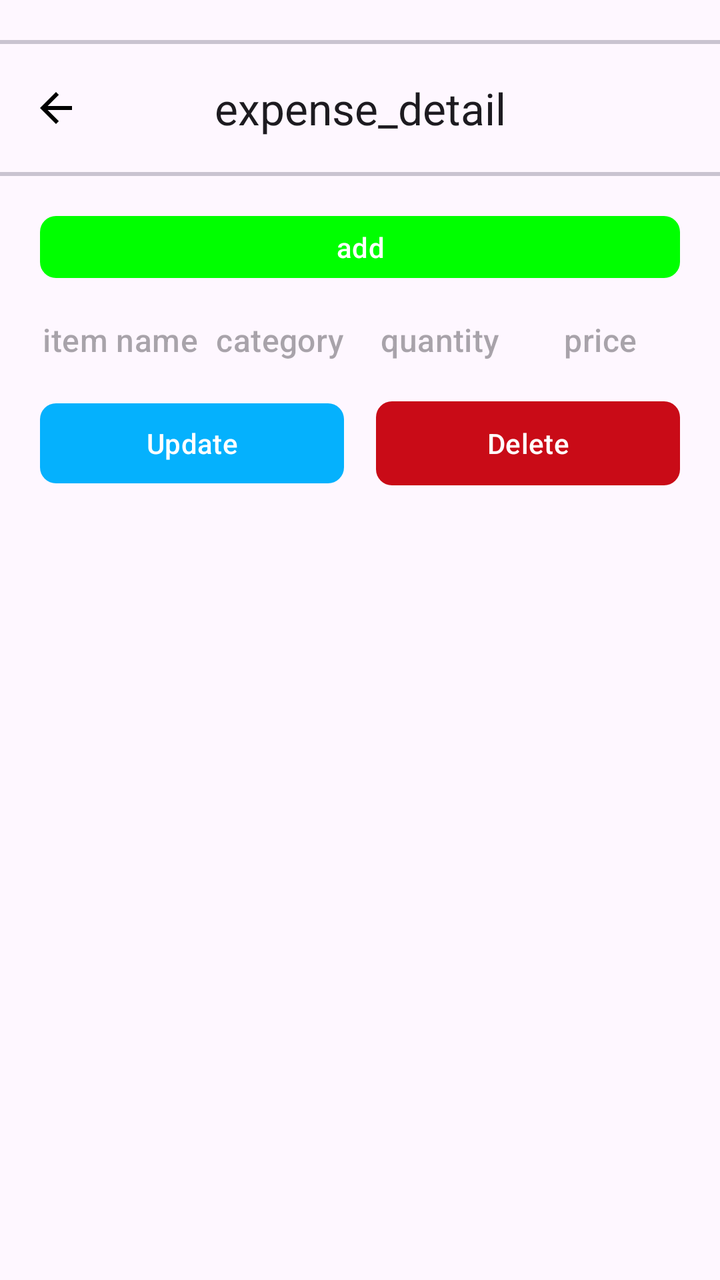
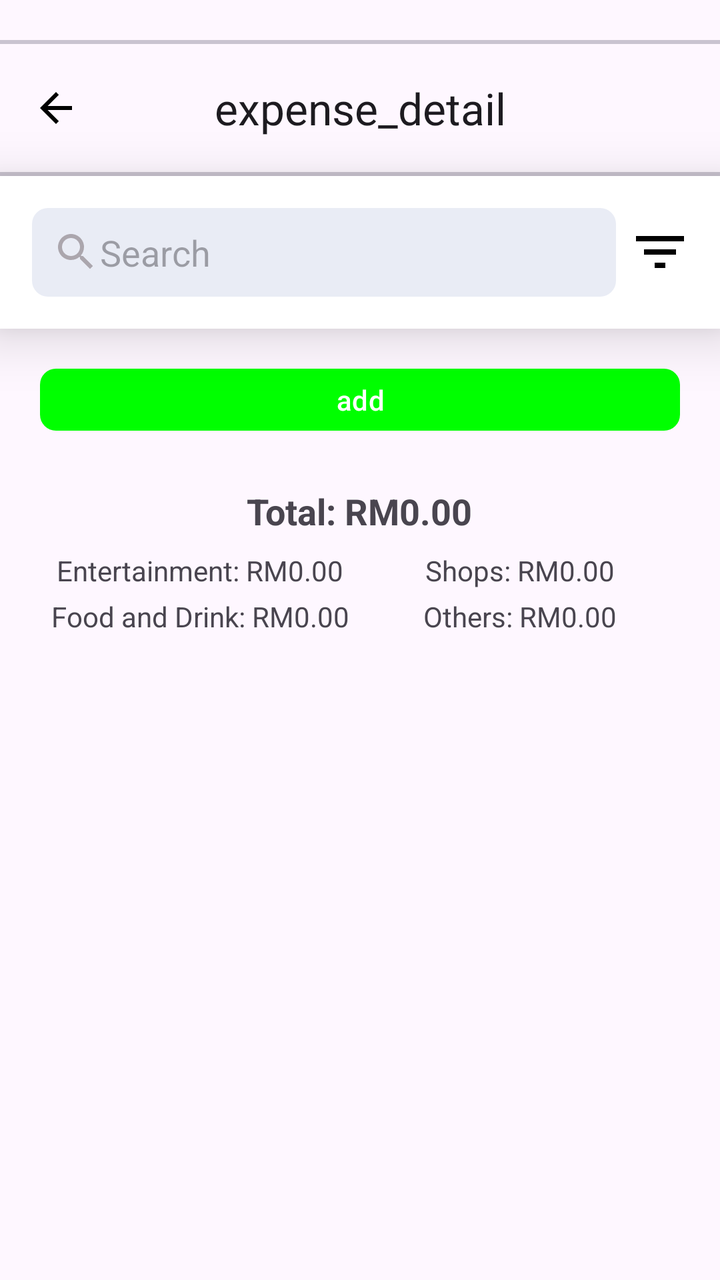

Before-and-after screenshots of an Android layout around one commit, followed by the original layout XML and the change that was made.
<!-- AndroidManifest.xml: application theme Theme.ExpensesRecorder -->
<!-- res/layout/fragment_expense_detail.xml -->
<?xml version="1.0" encoding="utf-8"?>
<LinearLayout xmlns:android="http://schemas.android.com/apk/res/android"
    xmlns:tools="http://schemas.android.com/tools"
    xmlns:app="http://schemas.android.com/apk/res-auto"
    android:layout_width="match_parent"
    android:layout_height="match_parent"
    android:clickable="true"
    android:orientation="vertical"
    android:paddingTop="20dp"
    tools:context=".ui.detail.ExpenseDetailFragment">

    <com.google.android.material.divider.MaterialDivider
        android:layout_width="match_parent"
        android:layout_height="2dp" />

    <com.google.android.material.appbar.MaterialToolbar
        android:id="@+id/mtDetails"
        android:layout_width="match_parent"
        android:layout_height="?attr/actionBarSize"
        app:navigationIcon="@drawable/ic_arrow_back"
        app:title="expense_detail"
        app:titleCentered="true" />

    <com.google.android.material.divider.MaterialDivider
        android:layout_width="match_parent"
        android:layout_height="2dp" />

    <LinearLayout
        android:layout_width="match_parent"
        android:layout_height="wrap_content"
        android:gravity="center"
        android:paddingHorizontal="20dp">

        <com.google.android.material.button.MaterialButton
            android:id="@+id/mbAdd"
            android:layout_width="match_parent"
            android:layout_height="match_parent"
            android:insetTop="20dp"
            android:insetBottom="20dp"
            android:paddingHorizontal="36dp"
            android:text="add"
            app:backgroundTint="@color/green"
            app:cornerRadius="8dp" />
    </LinearLayout>

    <ScrollView
        android:layout_width="match_parent"
        android:layout_height="wrap_content">

    <LinearLayout
        android:layout_width="match_parent"
        android:layout_height="wrap_content"
        android:orientation="vertical"
        android:paddingHorizontal="20dp">

        
        <LinearLayout
            android:layout_width="match_parent"
            android:layout_height="wrap_content"
            android:orientation="horizontal">

            <TextView
                android:id="@+id/tvItemName"
                style="@style/TextAppearance.Material3.TitleMedium"
                android:layout_width="0dp"
                android:layout_height="wrap_content"
                android:layout_weight="1"
                android:layout_marginBottom="8dp"
                android:gravity="center"
                android:hint="item name" />

            <TextView
                android:id="@+id/tvCategory"
                style="@style/TextAppearance.Material3.TitleMedium"
                android:layout_width="0dp"
                android:layout_height="wrap_content"
                android:layout_weight="1"
                android:layout_marginBottom="8dp"
                android:gravity="center"
                android:hint="category" />

            <TextView
                android:id="@+id/tvQuantity"
                style="@style/TextAppearance.Material3.TitleMedium"
                android:layout_width="0dp"
                android:layout_height="wrap_content"
                android:layout_weight="1"
                android:layout_marginBottom="8dp"
                android:gravity="center"
                android:hint="quantity" />

            <TextView
                android:id="@+id/tvPrice"
                style="@style/TextAppearance.Material3.TitleMedium"
                android:layout_width="0dp"
                android:layout_height="wrap_content"
                android:layout_weight="1"
                android:layout_marginBottom="8dp"
                android:gravity="center"
                android:hint="price" />
        </LinearLayout>

        
        <LinearLayout
            android:layout_width="match_parent"
            android:layout_height="wrap_content"
            android:orientation="horizontal"
            android:layout_marginTop="8dp">

            <com.google.android.material.button.MaterialButton
                android:id="@+id/mbUpdate"
                android:layout_width="0dp"
                android:layout_height="wrap_content"
                android:layout_weight="1"
                android:layout_marginEnd="8dp"
                android:text="Update"
                app:backgroundTint="@color/teal"
                app:cornerRadius="8dp" />

            <com.google.android.material.button.MaterialButton
                android:id="@+id/mbDelete"
                android:layout_width="0dp"
                android:layout_height="50dp"
                android:layout_weight="1"
                android:layout_marginStart="8dp"
                android:text="Delete"
                app:backgroundTint="@color/red"
                app:cornerRadius="8dp" />

        </LinearLayout>

    </LinearLayout>

    </ScrollView>


</LinearLayout>
<!-- resources referenced by this layout -->
<resources>
  <color name="green">#FF00FF00</color>
  <color name="red">#C90B17</color>
  <color name="teal">#05B1FD</color>
  <!-- drawable ic_arrow_back (drawable) -->
  <vector xmlns:android="http://schemas.android.com/apk/res/android" android:autoMirrored="true" android:height="24dp" android:tint="#000000" android:viewportHeight="24" android:viewportWidth="24" android:width="24dp">
        
      <path android:fillColor="@android:color/white" android:pathData="M20,11H7.83l5.59,-5.59L12,4l-8,8 8,8 1.41,-1.41L7.83,13H20v-2z"/>
      
  </vector>
  <style name="Theme.ExpensesRecorder" parent="Base.Theme.ExpensesRecorder" />
  <style name="Base.Theme.ExpensesRecorder" parent="Theme.Material3.DayNight.NoActionBar">
          
          
      </style>
</resources>

<!-- the commit's change to res/layout/fragment_expense_detail.xml (unified diff, before → after) -->
@@ -28,6 +28,33 @@
     <LinearLayout
         android:layout_width="match_parent"
         android:layout_height="wrap_content"
+        android:background="@color/white"
+        android:elevation="16dp"
+        android:paddingVertical="16dp"
+        android:paddingStart="16dp"
+        android:paddingEnd="8dp">
+
+        <EditText
+            android:id="@+id/etSearch"
+            android:layout_width="0dp"
+            android:layout_height="wrap_content"
+            android:layout_weight="1"
+            android:background="@drawable/search_bar_bg"
+            android:drawableStart="@drawable/ic_search"
+            android:hint="Search" />
+
+        <ImageView
+            android:id="@+id/ivSort"
+            android:layout_width="wrap_content"
+            android:layout_height="wrap_content"
+            android:layout_gravity="center_vertical"
+            android:layout_marginHorizontal="6dp"
+            android:src="@drawable/ic_filter" />
+    </LinearLayout>
+
+    <LinearLayout
+        android:layout_width="match_parent"
+        android:layout_height="wrap_content"
         android:gravity="center"
         android:paddingHorizontal="20dp">
 
@@ -38,11 +65,82 @@
             android:insetTop="20dp"
             android:insetBottom="20dp"
             android:paddingHorizontal="36dp"
+            android:clickable="true"
             android:text="add"
             app:backgroundTint="@color/green"
             app:cornerRadius="8dp" />
     </LinearLayout>
 
+    
+    <LinearLayout
+        android:layout_width="match_parent"
+        android:layout_height="wrap_content"
+        android:orientation="vertical"
+        android:gravity="center_horizontal"
+        android:paddingHorizontal="20dp"
+        android:paddingVertical="8dp">
+
+        
+        <TextView
+            android:id="@+id/tvTotal"
+            android:layout_width="wrap_content"
+            android:layout_height="wrap_content"
+            android:text="Total: RM0.00"
+            android:textStyle="bold"
+            android:textSize="18sp"
+            android:layout_marginBottom="8dp" />
+
+        
+        <LinearLayout
+            android:layout_width="match_parent"
+            android:layout_height="wrap_content"
+            android:orientation="horizontal"
+            android:gravity="center"
+            android:layout_marginBottom="4dp">
+
+            <TextView
+                android:id="@+id/tvEntertainmentTotal"
+                android:layout_width="0dp"
+                android:layout_height="wrap_content"
+                android:layout_weight="1"
+                android:gravity="center"
+                android:text="Entertainment: RM0.00" />
+
+            <TextView
+                android:id="@+id/tvShopsTotal"
+                android:layout_width="0dp"
+                android:layout_height="wrap_content"
+                android:layout_weight="1"
+                android:gravity="center"
+                android:text="Shops: RM0.00" />
+        </LinearLayout>
+
+        
+        <LinearLayout
+            android:layout_width="match_parent"
+            android:layout_height="wrap_content"
+            android:orientation="horizontal"
+            android:gravity="center">
+
+            <TextView
+                android:id="@+id/tvFoodTotal"
+                android:layout_width="0dp"
+                android:layout_height="wrap_content"
+                android:layout_weight="1"
+                android:gravity="center"
+                android:text="Food and Drink: RM0.00" />
+
+            <TextView
+                android:id="@+id/tvOthersTotal"
+                android:layout_width="0dp"
+                android:layout_height="wrap_content"
+                android:layout_weight="1"
+                android:gravity="center"
+                android:text="Others: RM0.00" />
+        </LinearLayout>
+
+    </LinearLayout>
+
     <ScrollView
         android:layout_width="match_parent"
         android:layout_height="wrap_content">
@@ -53,81 +151,90 @@
         android:orientation="vertical"
         android:paddingHorizontal="20dp">
 
-        
-        <LinearLayout
-            android:layout_width="match_parent"
-            android:layout_height="wrap_content"
-            android:orientation="horizontal">
-
-            <TextView
-                android:id="@+id/tvItemName"
-                style="@style/TextAppearance.Material3.TitleMedium"
-                android:layout_width="0dp"
-                android:layout_height="wrap_content"
-                android:layout_weight="1"
-                android:layout_marginBottom="8dp"
-                android:gravity="center"
-                android:hint="item name" />
-
-            <TextView
-                android:id="@+id/tvCategory"
-                style="@style/TextAppearance.Material3.TitleMedium"
-                android:layout_width="0dp"
-                android:layout_height="wrap_content"
-                android:layout_weight="1"
-                android:layout_marginBottom="8dp"
-                android:gravity="center"
-                android:hint="category" />
-
-            <TextView
-                android:id="@+id/tvQuantity"
-                style="@style/TextAppearance.Material3.TitleMedium"
-                android:layout_width="0dp"
-                android:layout_height="wrap_content"
-                android:layout_weight="1"
-                android:layout_marginBottom="8dp"
-                android:gravity="center"
-                android:hint="quantity" />
-
-            <TextView
-                android:id="@+id/tvPrice"
-                style="@style/TextAppearance.Material3.TitleMedium"
-                android:layout_width="0dp"
-                android:layout_height="wrap_content"
-                android:layout_weight="1"
-                android:layout_marginBottom="8dp"
-                android:gravity="center"
-                android:hint="price" />
-        </LinearLayout>
-
-        
-        <LinearLayout
-            android:layout_width="match_parent"
-            android:layout_height="wrap_content"
-            android:orientation="horizontal"
-            android:layout_marginTop="8dp">
-
-            <com.google.android.material.button.MaterialButton
-                android:id="@+id/mbUpdate"
-                android:layout_width="0dp"
-                android:layout_height="wrap_content"
-                android:layout_weight="1"
-                android:layout_marginEnd="8dp"
-                android:text="Update"
-                app:backgroundTint="@color/teal"
-                app:cornerRadius="8dp" />
-
-            <com.google.android.material.button.MaterialButton
-                android:id="@+id/mbDelete"
-                android:layout_width="0dp"
-                android:layout_height="50dp"
-                android:layout_weight="1"
-                android:layout_marginStart="8dp"
-                android:text="Delete"
-                app:backgroundTint="@color/red"
-                app:cornerRadius="8dp" />
-
-        </LinearLayout>
+
+
+
+
+
+
+
+
+
+
+
+
+
+
+
+
+
+
+
+
+
+
+
+
+
+
+
+
+
+
+
+
+
+
+
+
+
+
+
+
+
+
+
+
+
+
+
+
+
+
+
+
+
+
+
+
+
+
+
+
+
+
+
+
+
+
+
+
+
+
+
+
+
+
+
+
+        <androidx.recyclerview.widget.RecyclerView
+            android:id="@+id/rvExpenses"
+            android:layout_width="match_parent"
+            android:layout_height="0dp"
+            android:layout_weight="1"
+            android:clipToPadding="false"
+            android:paddingTop="4dp"
+            android:paddingBottom="75dp" />
 
     </LinearLayout>
 
<!-- resource entries referenced after the edit -->
@@ -1,15 +1,47 @@
 <!-- resources referenced by this layout -->
 <resources>
   <color name="green">#FF00FF00</color>
-  <color name="red">#C90B17</color>
-  <color name="teal">#05B1FD</color>
+  <color name="white">#FFFFFFFF</color>
   <!-- drawable ic_arrow_back (drawable) -->
   <vector xmlns:android="http://schemas.android.com/apk/res/android" android:autoMirrored="true" android:height="24dp" android:tint="#000000" android:viewportHeight="24" android:viewportWidth="24" android:width="24dp">
         
       <path android:fillColor="@android:color/white" android:pathData="M20,11H7.83l5.59,-5.59L12,4l-8,8 8,8 1.41,-1.41L7.83,13H20v-2z"/>
       
   </vector>
+  <!-- drawable ic_filter (drawable) -->
+  <vector xmlns:android="http://schemas.android.com/apk/res/android" android:height="32dp" android:tint="#000000" android:viewportHeight="24" android:viewportWidth="24" android:width="32dp">
+        
+      <path android:fillColor="@android:color/white" android:pathData="M10,18h4v-2h-4v2zM3,6v2h18L21,6L3,6zM6,13h12v-2L6,11v2z"/>
+      
+  </vector>
+  <!-- drawable ic_search (drawable) -->
+  <vector xmlns:android="http://schemas.android.com/apk/res/android" android:height="24dp" android:tint="@color/hint_gray" android:viewportHeight="24" android:viewportWidth="24" android:width="24dp">
+        
+      <path android:fillColor="@android:color/white" android:pathData="M15.5,14h-0.79l-0.28,-0.27C15.41,12.59 16,11.11 16,9.5 16,5.91 13.09,3 9.5,3S3,5.91 3,9.5 5.91,16 9.5,16c1.61,0 3.09,-0.59 4.23,-1.57l0.27,0.28v0.79l5,4.99L20.49,19l-4.99,-5zM9.5,14C7.01,14 5,11.99 5,9.5S7.01,5 9.5,5 14,7.01 14,9.5 11.99,14 9.5,14z"/>
+      
+  </vector>
+  <!-- drawable search_bar_bg (drawable) -->
+  <?xml version="1.0" encoding="utf-8"?>
+  <selector xmlns:android="http://schemas.android.com/apk/res/android">
+      <item android:state_enabled="true" android:state_focused="true">
+          <shape android:shape="rectangle">
+              <padding android:bottom="10dp" android:left="10dp" android:right="10dp" android:top="10dp" />
+              <solid android:color="@color/gray"/>
+              <corners android:radius="8dp" />
+          </shape>
+      </item>
+  
+      <item android:state_enabled="true">
+          <shape android:shape="rectangle">
+              <padding android:bottom="10dp" android:left="10dp" android:right="10dp" android:top="10dp" />
+              <solid android:color="@color/gray"/>
+              <corners android:radius="8dp" />
+          </shape>
+      </item>
+  </selector>
   <style name="Theme.ExpensesRecorder" parent="Base.Theme.ExpensesRecorder" />
+  <color name="hint_gray">#ABA6AD</color>
+  <color name="gray">#E9ECF5</color>
   <style name="Base.Theme.ExpensesRecorder" parent="Theme.Material3.DayNight.NoActionBar">
           
           
